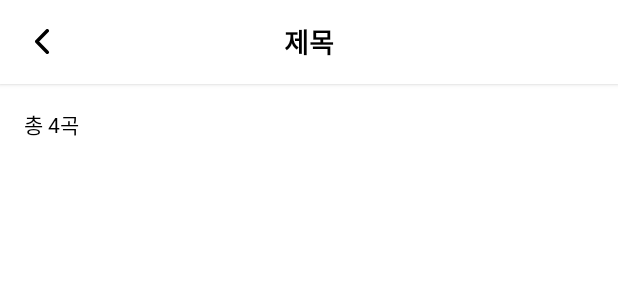
After one commit to MuAring/frontend, an Android app: the layout fragment_group_archive.xml on its own in the app's theme, with its tools: preview values and no code run, on a phone screen of 412 x 824 dp. The commit adds this screen. Shown: the top 300 px of the screen. Run offline under Robolectric (Android 15) with nearby library versions, the phone set to English and light mode, and no system bars.

Commit message:
feat: 그룹 보관함 기능 구현 및 연동, chore: 가입한 그룹 조회 로직 수정

```diff
--- a/data/src/main/java/org/maru/muaring/data/repository/GroupRepository.java
+++ b/data/src/main/java/org/maru/muaring/data/repository/GroupRepository.java
@@ -13,6 +13,7 @@ import org.maru.muaring.data.api.dto.GroupMemberResponse;
 import org.maru.muaring.data.api.dto.GroupProfileResponse;
 import org.maru.muaring.data.api.dto.GroupSummary;
 import org.maru.muaring.data.api.dto.InvitePreviewResponse;
+import org.maru.muaring.data.api.dto.MusicArchiveDto;
 import org.maru.muaring.data.api.dto.MyGroupSummary;
 import org.maru.muaring.data.api.dto.TodayMusicPostResponse;
 
@@ -73,4 +74,7 @@ public interface GroupRepository {
 
     // 그룹 오늘의 공유한 음악 조회 메서드
     LiveData<Resource<TodayMusicPostResponse>> getTodayGroupFeed(Long groupId);
+
+    // 그룹 음악 보관함 조회
+    LiveData<Resource<List<MusicArchiveDto>>> getGroupMusicArchive(Long groupId, int page);
 }
--- /dev/null
+++ b/feature/src/main/res/layout/fragment_group_archive.xml
@@ -0,0 +1,68 @@
+<?xml version="1.0" encoding="utf-8"?>
+<LinearLayout xmlns:android="http://schemas.android.com/apk/res/android"
+    android:layout_width="match_parent"
+    android:layout_height="match_parent"
+    android:orientation="vertical"
+    android:background="@color/white">
+
+    <!-- 툴바 -->
+    <include layout="@layout/toolbar_common" />
+
+    <!-- 메인 컨텐츠 -->
+    <FrameLayout
+        android:layout_width="match_parent"
+        android:layout_height="match_parent">
+
+        <!-- 총 개수 표시 및 필터 -->
+        <LinearLayout
+            android:id="@+id/headerLayout"
+            android:layout_width="match_parent"
+            android:layout_height="wrap_content"
+            android:orientation="horizontal"
+            android:padding="16dp"
+            android:gravity="center_vertical">
+
+            <TextView
+                android:id="@+id/tvTotalCount"
+                android:layout_width="0dp"
+                android:layout_height="wrap_content"
+                android:layout_weight="1"
+                android:text="총 4곡"
+                android:textSize="14sp"
+                android:textColor="@color/black"
+                android:fontFamily="@font/pretendard_medium" />
+        </LinearLayout>
+
+        <!-- RecyclerView -->
+        <androidx.recyclerview.widget.RecyclerView
+            android:id="@+id/recyclerView"
+            android:layout_width="match_parent"
+            android:layout_height="match_parent"
+            android:layout_marginTop="56dp"
+            android:clipToPadding="false"
+            android:paddingTop="8dp"
+            android:paddingBottom="16dp"
+            android:visibility="gone" />
+
+        <!-- 로딩 인디케이터 -->
+        <ProgressBar
+            android:id="@+id/progressBar"
+            android:layout_width="wrap_content"
+            android:layout_height="wrap_content"
+            android:layout_gravity="center"
+            android:visibility="gone" />
+
+        <!-- 빈 상태 -->
+        <TextView
+            android:id="@+id/tvEmptyState"
+            android:layout_width="wrap_content"
+            android:layout_height="wrap_content"
+            android:layout_gravity="center"
+            android:text="아직 공유된 음악이 없어요"
+            android:textSize="16sp"
+            android:textColor="@color/dark_gray"
+            android:fontFamily="@font/pretendard_medium"
+            android:visibility="gone" />
+    </FrameLayout>
+
+</LinearLayout>
--- a/feature/src/main/res/layout/fragment_group_profile.xml
+++ b/feature/src/main/res/layout/fragment_group_profile.xml
@@ -137,10 +137,14 @@
             </LinearLayout>
 
             <LinearLayout
+                android:id="@+id/layout_archive_section"
                 android:layout_width="0dp"
                 android:layout_height="wrap_content"
                 android:layout_weight="1"
                 android:gravity="center"
+                android:clickable="true"
+                android:focusable="true"
+                android:background="?attr/selectableItemBackground"
                 android:orientation="vertical">
 
                 <TextView
```
Also changed, not shown: app/src/main/res/navigation/nav_main.xml (+15 -0 lines), data/src/main/java/org/maru/muaring/data/api/GroupApi.java (+10 -1 lines), data/src/main/java/org/maru/muaring/data/api/dto/MusicArchiveDto.java (added, +45 -0 lines), data/src/main/java/org/maru/muaring/data/repository/GroupRepositoryImpl.java (+50 -0 lines), feature/src/main/java/org/maru/muaring/feature/group/ui/GroupArchiveFragment.java (added, +226 -0 lines), feature/src/main/java/org/maru/muaring/feature/group/ui/GroupArchiveViewModel.java (added, +133 -0 lines), feature/src/main/java/org/maru/muaring/feature/group/ui/MusicArchiveAdapter.java (added, +96 -0 lines), feature/src/main/java/org/maru/muaring/feature/group/ui/MyGroupsFragment.java (+15 -5 lines), feature/src/main/java/org/maru/muaring/feature/group/ui/profile/GroupProfileFragment.java (+31 -0 lines).
